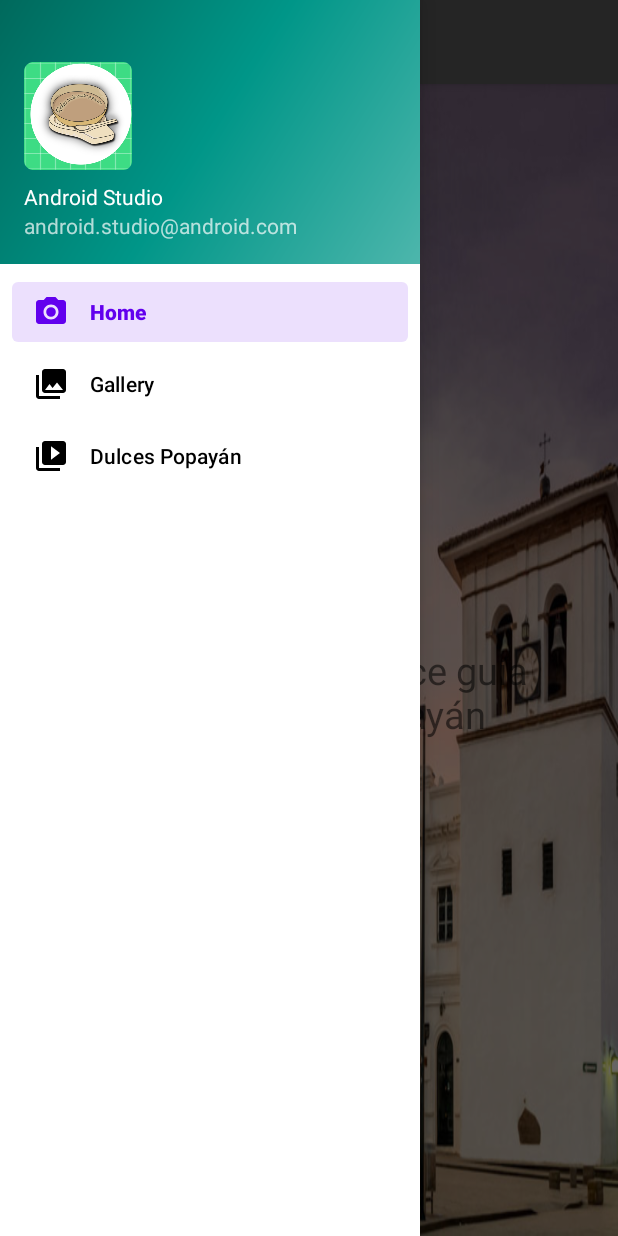
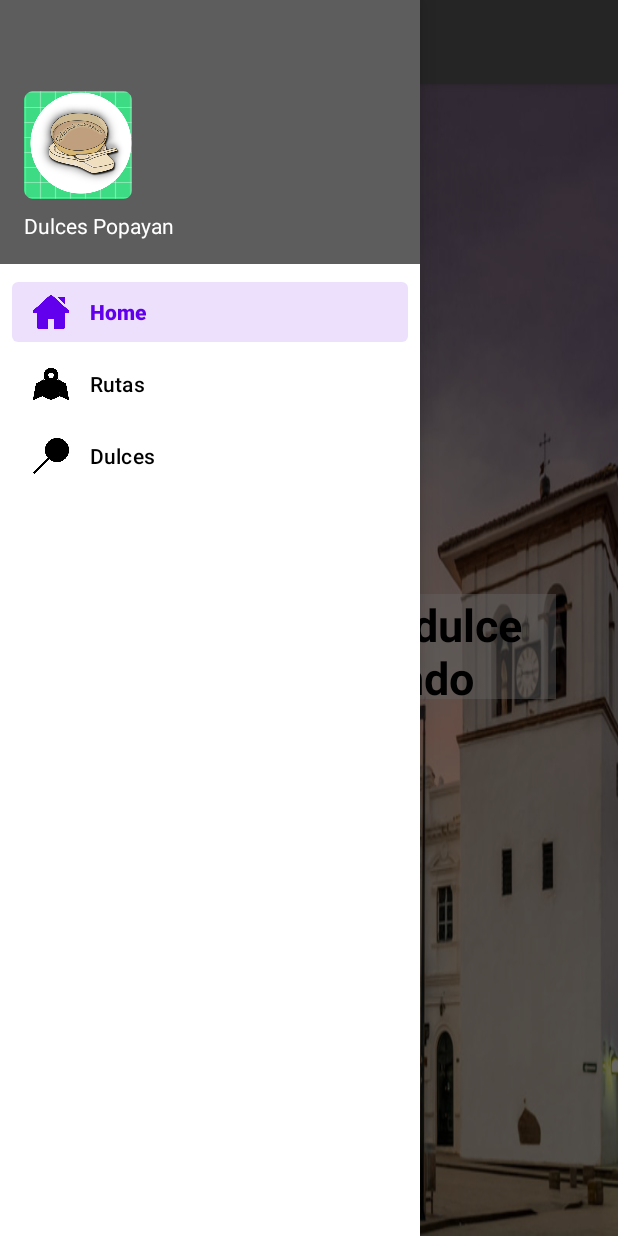
Before and after one commit to dsrestrepo/DulcesPopayanJava, an Android app: the screen it shows after launch (MainActivity), with the side drawer open, on a phone screen of 412 x 824 dp. Run offline under Robolectric (Android 15) with nearby library versions, the phone set to English and light mode, and no system bars; our stand-ins replace navigation-ui.

Commit message:
Version with Recycler View and Map and some UI changes

```diff
--- a/app/src/main/res/layout/nav_header_main.xml
+++ b/app/src/main/res/layout/nav_header_main.xml
@@ -3,14 +3,15 @@
     xmlns:app="http://schemas.android.com/apk/res-auto"
     android:layout_width="match_parent"
     android:layout_height="@dimen/nav_header_height"
-    android:background="@drawable/side_nav_bar"
+    android:background="#5D5D5D"
     android:gravity="bottom"
     android:orientation="vertical"
     android:paddingLeft="@dimen/activity_horizontal_margin"
     android:paddingTop="@dimen/activity_vertical_margin"
     android:paddingRight="@dimen/activity_horizontal_margin"
     android:paddingBottom="@dimen/activity_vertical_margin"
-    android:theme="@style/ThemeOverlay.AppCompat.Dark">
+    android:theme="@style/ThemeOverlay.AppCompat.Dark"
+    >
 
     <ImageView
         android:id="@+id/imageView"
@@ -27,9 +28,4 @@
         android:text="@string/nav_header_title"
         android:textAppearance="@style/TextAppearance.AppCompat.Body1" />
 
-    <TextView
-        android:id="@+id/textView"
-        android:layout_width="wrap_content"
-        android:layout_height="wrap_content"
-        android:text="@string/nav_header_subtitle" />
 </LinearLayout>
--- a/app/src/main/res/menu/activity_main_drawer.xml
+++ b/app/src/main/res/menu/activity_main_drawer.xml
@@ -6,15 +6,15 @@
     <group android:checkableBehavior="single">
         <item
             android:id="@+id/nav_home"
-            android:icon="@drawable/ic_menu_camera"
+            android:icon="@drawable/home"
             android:title="@string/menu_home" />
         <item
             android:id="@+id/nav_gallery"
-            android:icon="@drawable/ic_menu_gallery"
+            android:icon="@drawable/map"
             android:title="@string/menu_gallery" />
         <item
             android:id="@+id/nav_slideshow"
-            android:icon="@drawable/ic_menu_slideshow"
+            android:icon="@drawable/lollipop"
             android:title="@string/menu_slideshow" />
     </group>
 </menu>
--- a/app/src/main/res/values/strings.xml
+++ b/app/src/main/res/values/strings.xml
@@ -2,14 +2,14 @@
     <string name="app_name">dulces_popayan_java2</string>
     <string name="navigation_drawer_open">Open navigation drawer</string>
     <string name="navigation_drawer_close">Close navigation drawer</string>
-    <string name="nav_header_title">Android Studio</string>
+    <string name="nav_header_title">Dulces Popayan</string>
     <string name="nav_header_subtitle">android.studio@android.com</string>
     <string name="nav_header_desc">Navigation header</string>
     <string name="action_settings">Settings</string>
 
     <string name="menu_home">Home</string>
-    <string name="menu_gallery">Gallery</string>
-    <string name="menu_slideshow">Dulces Popayán</string>
+    <string name="menu_gallery">Rutas</string>
+    <string name="menu_slideshow">Dulces</string>
     <string name="title_activity_maps">Map</string>
     <string name="ruta_1">Ruta 1</string>
     <string name="ruta_2">Ruta 2</string>
```
Also changed, not shown: app/src/main/res/layout/fragment_gallery.xml (+29 -23 lines), app/src/main/res/layout/fragment_home.xml (+7 -3 lines), app/src/main/res/layout/fragment_slideshow.xml (+9 -2 lines), app/src/main/res/layout/row_tienda.xml (+7 -3 lines), app/src/main/res/drawable/home.png (added), app/src/main/res/drawable/lollipop.png (added), app/src/main/res/drawable/map.png (added).
